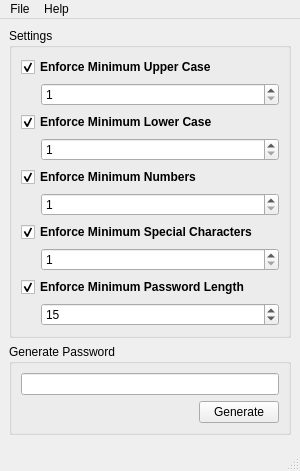
The window that password-generator/src/mainwindow.ui (the-open-lab/password-generator) describes before a commit, drawn with Qt 5.
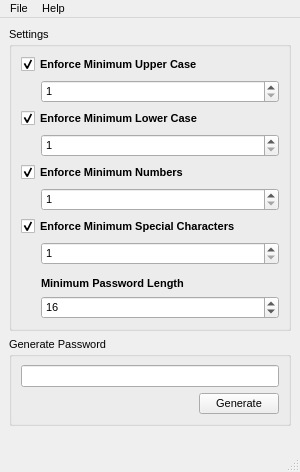
The same window after the commit. Icons and pictures are not drawn. Custom widgets are drawn as their Qt base class.

Commit message: Implement password generation

```diff
--- a/password-generator/src/mainwindow.ui
+++ b/password-generator/src/mainwindow.ui
@@ -7,11 +7,11 @@
     <x>0</x>
     <y>0</y>
     <width>300</width>
-    <height>471</height>
+    <height>472</height>
    </rect>
   </property>
   <property name="sizePolicy">
-   <sizepolicy hsizetype="Expanding" vsizetype="Expanding">
+   <sizepolicy hsizetype="Expanding" vsizetype="Preferred">
     <horstretch>0</horstretch>
     <verstretch>0</verstretch>
    </sizepolicy>
@@ -22,10 +22,21 @@
     <height>0</height>
    </size>
   </property>
+  <property name="font">
+   <font>
+    <pointsize>8</pointsize>
+   </font>
+  </property>
   <property name="windowTitle">
    <string>Password Generator</string>
   </property>
   <widget class="QWidget" name="components">
+   <property name="sizePolicy">
+    <sizepolicy hsizetype="Expanding" vsizetype="Expanding">
+     <horstretch>0</horstretch>
+     <verstretch>0</verstretch>
+    </sizepolicy>
+   </property>
    <layout class="QVBoxLayout" name="mainWindowVLayout">
     <property name="sizeConstraint">
      <enum>QLayout::SetMinAndMaxSize</enum>
@@ -40,7 +51,7 @@
       </property>
       <property name="minimumSize">
        <size>
-        <width>282</width>
+        <width>0</width>
         <height>0</height>
        </size>
       </property>
@@ -52,6 +63,7 @@
         <widget class="QCheckBox" name="upperCheckBox">
          <property name="font">
           <font>
+           <pointsize>8</pointsize>
            <weight>75</weight>
            <bold>true</bold>
           </font>
@@ -66,6 +78,9 @@
        </item>
        <item>
         <layout class="QHBoxLayout" name="upperHBox">
+         <property name="spacing">
+          <number>0</number>
+         </property>
          <item>
           <spacer name="upperSpacer">
            <property name="orientation">
@@ -93,6 +108,9 @@
            <property name="minimum">
             <number>1</number>
            </property>
+           <property name="maximum">
+            <number>999999999</number>
+           </property>
           </widget>
          </item>
         </layout>
@@ -101,6 +119,7 @@
         <widget class="QCheckBox" name="lowerCheckBox">
          <property name="font">
           <font>
+           <pointsize>8</pointsize>
            <weight>75</weight>
            <bold>true</bold>
           </font>
@@ -115,6 +134,9 @@
        </item>
        <item>
         <layout class="QHBoxLayout" name="lowerHBox">
+         <property name="spacing">
+          <number>0</number>
+         </property>
          <property name="topMargin">
           <number>0</number>
          </property>
@@ -145,6 +167,9 @@
            <property name="minimum">
             <number>1</number>
            </property>
+           <property name="maximum">
+            <number>999999999</number>
+           </property>
           </widget>
          </item>
         </layout>
@@ -153,6 +178,7 @@
         <widget class="QCheckBox" name="numberCheckBox">
          <property name="font">
           <font>
+           <pointsize>8</pointsize>
            <weight>75</weight>
            <bold>true</bold>
           </font>
@@ -167,6 +193,9 @@
        </item>
        <item>
         <layout class="QHBoxLayout" name="numberHBox">
+         <property name="spacing">
+          <number>0</number>
+         </property>
          <property name="topMargin">
           <number>0</number>
          </property>
@@ -197,6 +226,9 @@
            <property name="minimum">
             <number>1</number>
            </property>
+           <property name="maximum">
+            <number>999999999</number>
+           </property>
           </widget>
          </item>
         </layout>
@@ -205,6 +237,7 @@
         <widget class="QCheckBox" name="specialCheckBox">
          <property name="font">
           <font>
+           <pointsize>8</pointsize>
            <weight>75</weight>
            <bold>true</bold>
           </font>
@@ -219,6 +252,9 @@
        </item>
        <item>
         <layout class="QHBoxLayout" name="specialHBox">
+         <property name="spacing">
+          <number>0</number>
+         </property>
          <property name="leftMargin">
           <number>0</number>
          </property>
@@ -252,28 +288,18 @@
            <property name="minimum">
             <number>1</number>
            </property>
+           <property name="maximum">
+            <number>999999999</number>
+           </property>
           </widget>
          </item>
         </layout>
        </item>
-       <item>
-        <widget class="QCheckBox" name="lengthCheckBox">
-         <property name="font">
-          <font>
-           <weight>75</weight>
-           <bold>true</bold>
-          </font>
-         </property>
-         <property name="text">
-          <string>Enforce Minimum Password Length</string>
-         </property>
-         <property name="checked">
-          <bool>true</bool>
-         </property>
-        </widget>
-       </item>
        <item>
         <layout class="QHBoxLayout" name="lengthHBox">
+         <property name="spacing">
+          <number>0</number>
+         </property>
          <property name="topMargin">
           <number>0</number>
          </property>
@@ -294,17 +320,62 @@
           </spacer>
          </item>
          <item>
-          <widget class="QSpinBox" name="lengthSpinBox">
-           <property name="sizePolicy">
-            <sizepolicy hsizetype="Expanding" vsizetype="Fixed">
-             <horstretch>0</horstretch>
-             <verstretch>0</verstretch>
-            </sizepolicy>
+          <layout class="QVBoxLayout" name="lengthVBox">
+           <property name="spacing">
+            <number>6</number>
            </property>
-           <property name="value">
-            <number>15</number>
+           <property name="topMargin">
+            <number>6</number>
            </property>
-          </widget>
+           <property name="rightMargin">
+            <number>0</number>
+           </property>
+           <item>
+            <widget class="QLabel" name="lengthLabel">
+             <property name="sizePolicy">
+              <sizepolicy hsizetype="Minimum" vsizetype="Fixed">
+               <horstretch>0</horstretch>
+               <verstretch>0</verstretch>
+              </sizepolicy>
+             </property>
+             <property name="minimumSize">
+              <size>
+               <width>0</width>
+               <height>0</height>
+              </size>
+             </property>
+             <property name="font">
+              <font>
+               <pointsize>8</pointsize>
+               <weight>75</weight>
+               <bold>true</bold>
+              </font>
+             </property>
+             <property name="text">
+              <string>Minimum Password Length</string>
+             </property>
+            </widget>
+           </item>
+           <item>
+            <widget class="QSpinBox" name="lengthSpinBox">
+             <property name="sizePolicy">
+              <sizepolicy hsizetype="Expanding" vsizetype="Fixed">
+               <horstretch>0</horstretch>
+               <verstretch>0</verstretch>
+              </sizepolicy>
+             </property>
+             <property name="minimum">
+              <number>8</number>
+             </property>
+             <property name="maximum">
+              <number>999999999</number>
+             </property>
+             <property name="value">
+              <number>16</number>
+             </property>
+            </widget>
+           </item>
+          </layout>
          </item>
         </layout>
        </item>
@@ -323,6 +394,9 @@
        <string>Generate Password</string>
       </property>
       <layout class="QVBoxLayout" name="passwordVLayout">
+       <property name="bottomMargin">
+        <number>9</number>
+       </property>
        <item>
         <widget class="FocusableLineEdit" name="passwordLineEdit">
          <property name="sizePolicy">
@@ -371,7 +445,7 @@
      <x>0</x>
      <y>0</y>
      <width>300</width>
-     <height>20</height>
+     <height>18</height>
     </rect>
    </property>
    <widget class="QMenu" name="menuFile">
```
The commit also changes 3 other files.
